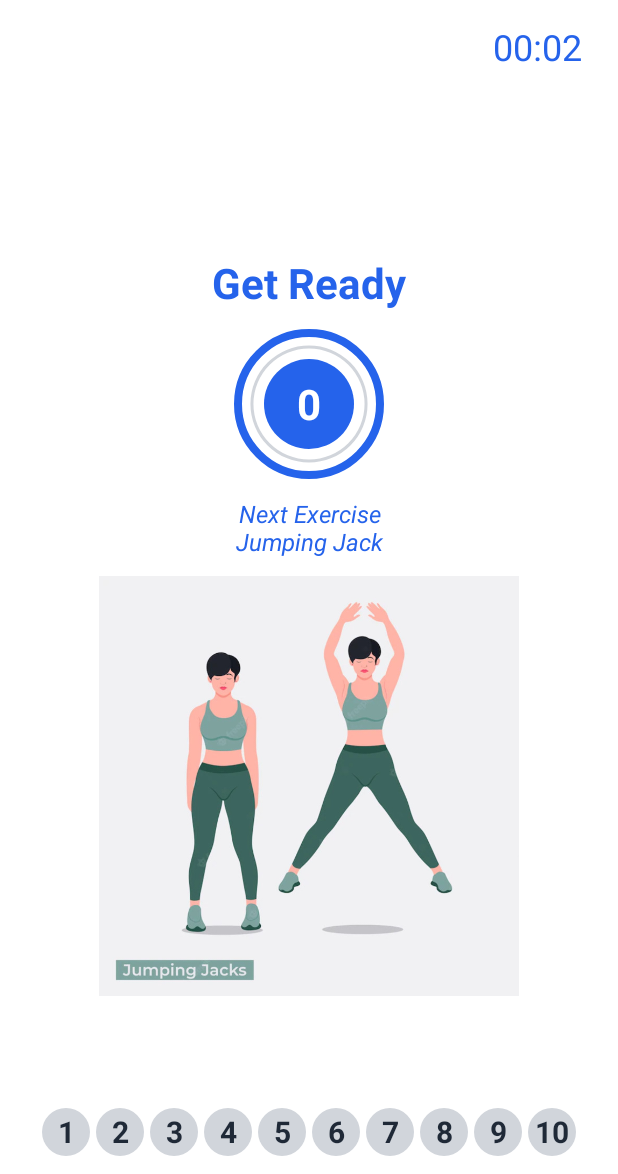
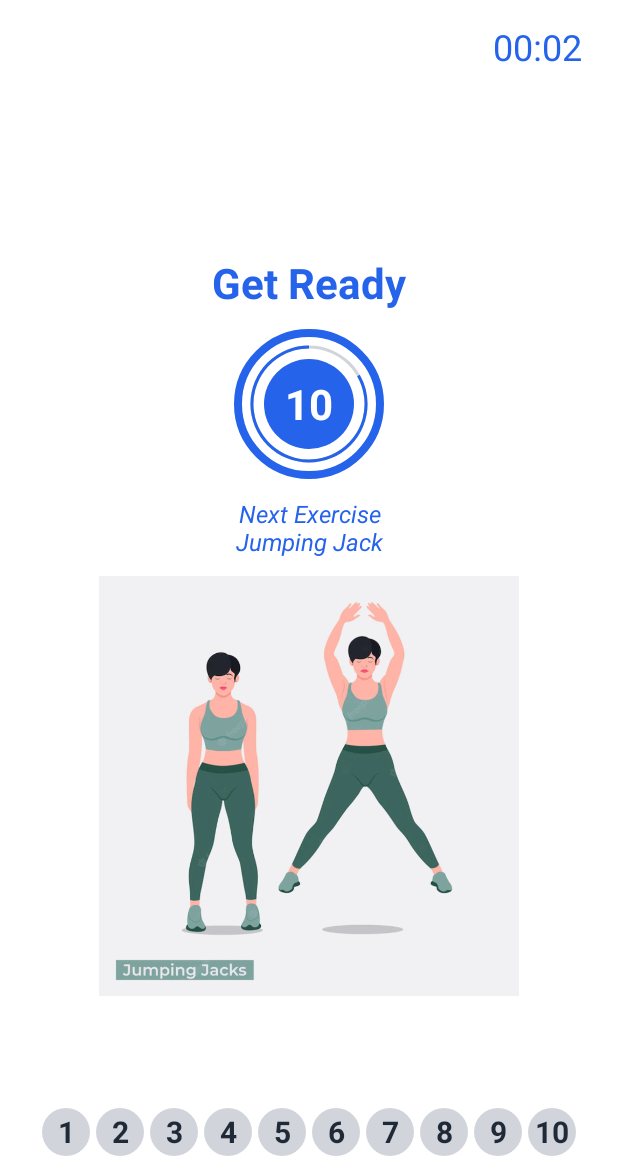
Before and after one commit to holywend/7-minutes-workout-android, an Android app: the screen it shows after launch (ExerciseActivity), after a tap on "START", on a phone screen of 412 x 824 dp, the part 62-1236 px from its top. Run offline under Robolectric (Android 15) with nearby library versions, the phone set to English and light mode, and no system bars.

Commit message:
fix: exercise does not end well and crash

```diff
--- a/app/src/main/java/wend/web/id/a7minutesworkout/Constant.kt
+++ b/app/src/main/java/wend/web/id/a7minutesworkout/Constant.kt
@@ -2,41 +2,41 @@ package wend.web.id.a7minutesworkout
 
 object Constant {
     const val interval: Long = 1000
-    const val restDuration: Long = 2000
+    const val restDuration: Long = 12000
     const val restProgress = (restDuration / 1000).toInt()
     const val restDisplayName = "Get Ready"
 
     fun defaultExerciseList(): ArrayList<ExerciseModel> {
         val exerciseList = ArrayList<ExerciseModel>()
         exerciseList.add(
-            ExerciseModel(1, "Jumping Jack", R.drawable.ic_jumping_jack, 3000)
+            ExerciseModel(1, "Jumping Jack", R.drawable.ic_jumping_jack, 30000)
         )
         exerciseList.add(
-            ExerciseModel(2, "Push Up", R.drawable.ic_push_up, 3000)
+            ExerciseModel(2, "Push Up", R.drawable.ic_push_up, 30000)
         )
         exerciseList.add(
-            ExerciseModel(3, "Forward lunge", R.drawable.ic_lunge, 3000)
+            ExerciseModel(3, "Forward lunge", R.drawable.ic_lunge, 30000)
         )
         exerciseList.add(
-            ExerciseModel(4, "Forearm Plank", R.drawable.ic_plank, 3000)
+            ExerciseModel(4, "Forearm Plank", R.drawable.ic_plank, 30000)
         )
         exerciseList.add(
-            ExerciseModel(5,"Squat", R.drawable.ic_squat, 3000)
+            ExerciseModel(5,"Squat", R.drawable.ic_squat, 30000)
         )
         exerciseList.add(
-            ExerciseModel(6,"Push Up Rotation", R.drawable.ic_push_up_rotation, 3000)
+            ExerciseModel(6,"Push Up Rotation", R.drawable.ic_push_up_rotation, 30000)
         )
         exerciseList.add(
-            ExerciseModel(7,"Step up on chair", R.drawable.ic_step_up_chair, 3000)
+            ExerciseModel(7,"Step up on chair", R.drawable.ic_step_up_chair, 30000)
         )
         exerciseList.add(
-            ExerciseModel(8, "Side Plank", R.drawable.ic_side_plank, 3000)
+            ExerciseModel(8, "Side Plank", R.drawable.ic_side_plank, 30000)
         )
         exerciseList.add(
-            ExerciseModel(9, "Triceps dips", R.drawable.ic_triceps_dips_on_chair, 3000)
+            ExerciseModel(9, "Triceps dips", R.drawable.ic_triceps_dips_on_chair, 30000)
         )
         exerciseList.add(
-            ExerciseModel(10, "Wall sit", R.drawable.ic_wall_sit, 3000)
+            ExerciseModel(10, "Wall sit", R.drawable.ic_wall_sit, 30000)
         )
         return exerciseList
     }
--- a/app/src/main/java/wend/web/id/a7minutesworkout/ExerciseActivity.kt
+++ b/app/src/main/java/wend/web/id/a7minutesworkout/ExerciseActivity.kt
@@ -172,7 +172,6 @@ class ExerciseActivity : AppCompatActivity(), TextToSpeech.OnInitListener {
             }
 
             override fun onFinish() {
-                if (currentIndex < exerciseModelList.size) {
                 exerciseModelList[currentIndex].isCurrent = false
                 exerciseModelList[currentIndex].isCompleted = true
                 // do not increase current index if it is the last index
@@ -180,6 +179,7 @@ class ExerciseActivity : AppCompatActivity(), TextToSpeech.OnInitListener {
                 if (!isResting) {
                     currentIndex++
                 }
+                if ((currentIndex + 1) < exerciseModelList.size) {
                     isResting = !isResting
                     lapsedProgress = 0
                     startTimer() // continue call itself
@@ -198,7 +198,7 @@ class ExerciseActivity : AppCompatActivity(), TextToSpeech.OnInitListener {
                 // display updated exercise
                 // exerciseAdapter?.notifyDataSetChanged()
                 // update only specific changes
-                if (currentIndex > 0) exerciseAdapter?.notifyItemChanged(currentIndex-1)
+                if (currentIndex > 0) exerciseAdapter?.notifyItemChanged(currentIndex - 1)
                 exerciseAdapter?.notifyItemChanged(currentIndex)
             }
         }.start()
```
Lines whose indentation alone changed are shown as unchanged.
